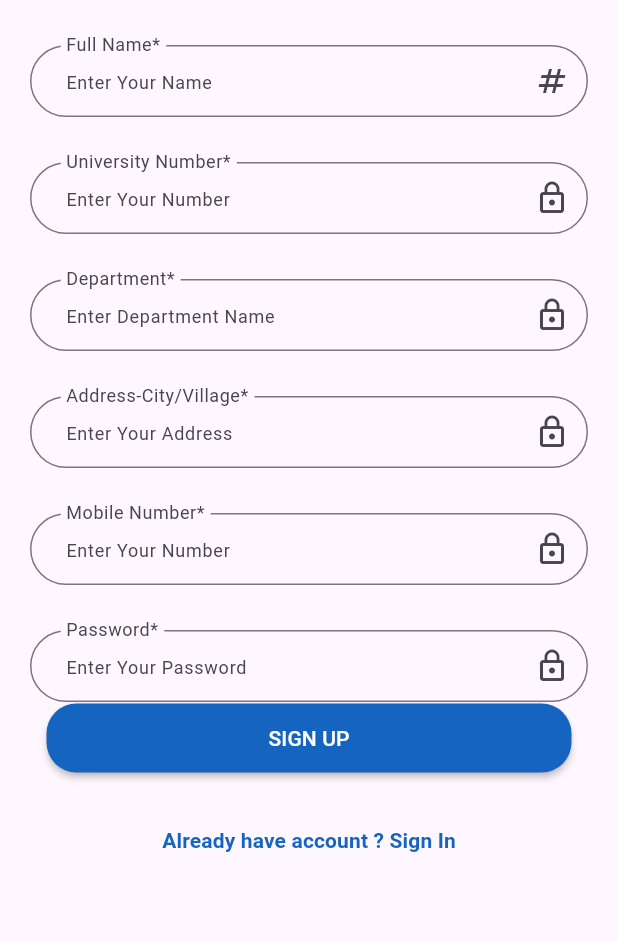
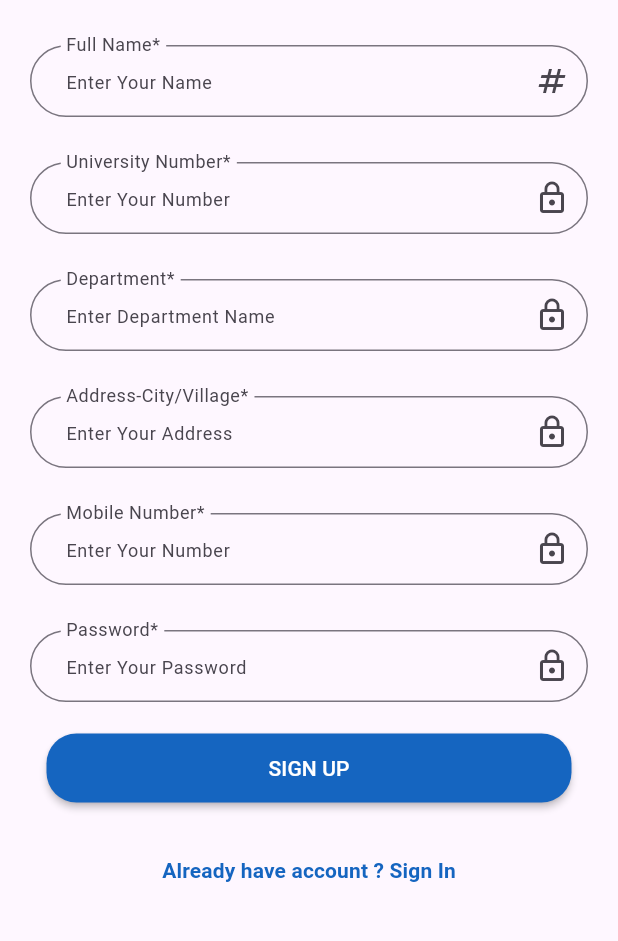
Before and after one commit to Omar-Qaneer/LetsGraduate_Mobile, a Flutter app: the SignUp screen opened by its route, on a phone screen of 412 x 824 dp, the part 234-1175 px from its top. Run offline on Flutter 3.47's test engine with Material 3 defaults, Android fonts, the phone set to English and light mode, and no system bars; our stand-ins replace get, shared_preferences; accounts and stored records are empty.

```diff
--- a/lib/view/screen/auth/signup.dart
+++ b/lib/view/screen/auth/signup.dart
@@ -30,7 +30,7 @@ class SignUp extends StatelessWidget {
                 const CustomTextFormAuth(
                   labeltext: "Full Name*",
                   obscureText: false,
-                  textInputType: TextInputType.number,
+                  textInputType: TextInputType.text,
                   hinttext: 'Enter Your Name',
                   iconData: Icons.numbers,
                 ),
@@ -38,8 +38,8 @@ class SignUp extends StatelessWidget {
                 //StudentNumber_field
                 const CustomTextFormAuth(
                   labeltext: "University Number*",
-                  obscureText: true,
-                  textInputType: TextInputType.text,
+                  obscureText: false,
+                  textInputType: TextInputType.number,
                   hinttext: 'Enter Your Number',
                   iconData: Icons.lock_outline,
                 ),
@@ -80,6 +80,10 @@ class SignUp extends StatelessWidget {
                   iconData: Icons.lock_outline,
                 ),
 
+                const SizedBox(
+                  height: 20,
+                ),
+
                 //signup_button
                 CustomMaterialButtonAuth(
                   text: "SIGN UP",
```
